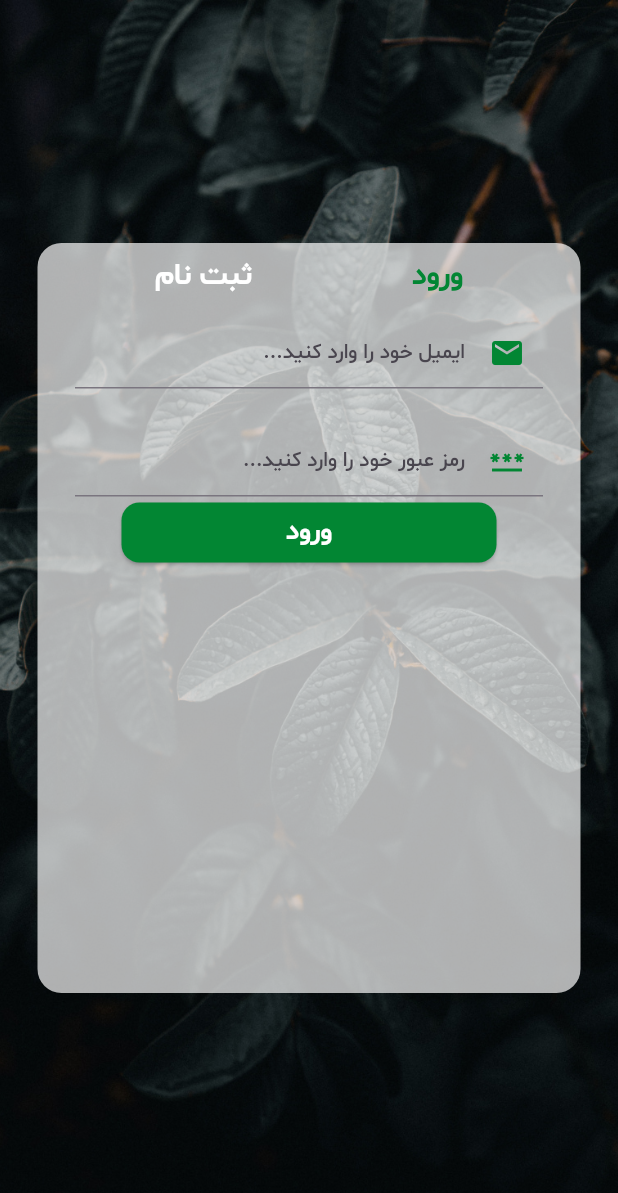
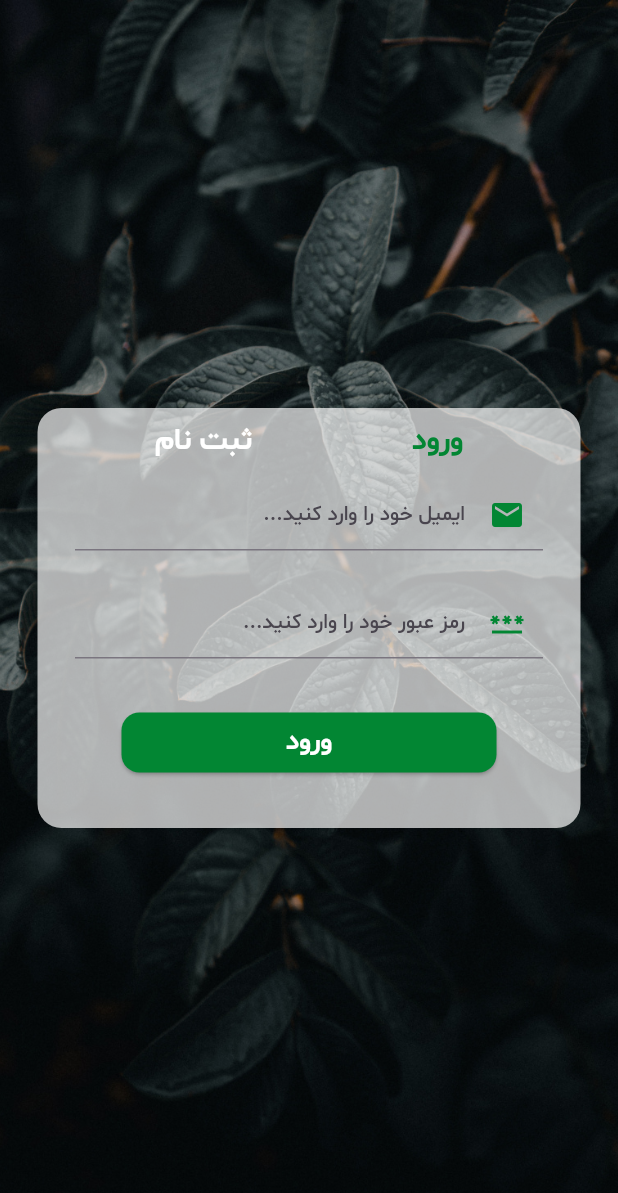
Before and after one commit to mohammad-dehghanifard/flutter_animated_plant_app, a Flutter app: the screen it shows after launch, after a tap on "ورود", on a phone screen of 412 x 824 dp. Shown: the top 1193 px of the screen. Run offline on Flutter 3.47's test engine with Material 3 defaults, Android fonts, the phone set to English and light mode, and no system bars.

Commit message:
completed auth page ui

```diff
--- a/lib/pages/auth_page.dart
+++ b/lib/pages/auth_page.dart
@@ -1,10 +1,18 @@
 import 'package:animated_plant_app/constants/app_colors.dart';
+import 'package:animated_plant_app/pages/home_page.dart';
 import 'package:animated_plant_app/widgets/custom_text_field_widget.dart';
+import 'package:flutter/cupertino.dart';
 import 'package:flutter/material.dart';
 
-class AuthPage extends StatelessWidget {
+class AuthPage extends StatefulWidget {
   const AuthPage({super.key});
 
+  @override
+  State<AuthPage> createState() => _AuthPageState();
+}
+
+class _AuthPageState extends State<AuthPage> {
+  AuthPageState state = AuthPageState.login;
   @override
   Widget build(BuildContext context) {
     return Scaffold(
@@ -22,9 +30,10 @@ class AuthPage extends StatelessWidget {
                 child: Column(
                   mainAxisSize: MainAxisSize.min,
                   children: [
-                    Container(
+                    AnimatedContainer(
+                      duration: const Duration(milliseconds: 500),
                       width: double.infinity,
-                      height: 500,
+                      height: state == AuthPageState.login? 280 : 450,
                       padding: const EdgeInsets.symmetric(horizontal: 25.0,vertical: 8.0),
                       decoration: BoxDecoration(
                         borderRadius: BorderRadius.circular(16),
@@ -36,32 +45,29 @@ class AuthPage extends StatelessWidget {
                           Row(
                             mainAxisAlignment: MainAxisAlignment.spaceAround,
                             children: [
-                              Text("ورود",style: TextStyle(fontSize: 20,fontWeight: FontWeight.bold,color: greenDarkText)),
-                              const Text("ثبت نام",style: TextStyle(fontSize: 20,fontWeight: FontWeight.bold,color: Colors.white)),
+                              GestureDetector(
+                                onTap: () {
+                                  setState(() {
+                                    state = AuthPageState.login;
+                                  });
+                                },
+                                  child: AnimatedDefaultTextStyle(style: TextStyle(fontFamily: 'shabnam',fontSize: 20,fontWeight: FontWeight.bold,color: state == AuthPageState.login ? greenDarkText : Colors.white), duration: const Duration(milliseconds: 500), child:  const Text("ورود"))),
+                              GestureDetector(
+                                onTap: () {
+                                  setState(() {
+                                    state = AuthPageState.register;
+                                  });
+                                },
+                                  child: AnimatedDefaultTextStyle(style: TextStyle(fontFamily: 'shabnam',fontSize: 20,fontWeight: FontWeight.bold,color: state == AuthPageState.register ? greenDarkText : Colors.white), duration: const Duration(milliseconds: 500), child:   const Text("ثبت نام"))),
                             ],
                           ),
                           const SizedBox(height: 12),
-                          Column(
-                            children: [
-                              const CustomTextField(hintText: "ایمیل خود را وارد کنید...",icon: Icons.email),
-                              const SizedBox(height: 24),
-                              const CustomTextField(hintText: "رمز عبور خود را وارد کنید...",icon: Icons.password),
-
-                              ElevatedButton(
-                                  onPressed: () {},
-                                  style: ButtonStyle(
-                                    minimumSize: const WidgetStatePropertyAll(Size(250,40)),
-                                    shape: WidgetStatePropertyAll(
-                                      RoundedRectangleBorder(
-                                        borderRadius: BorderRadius.circular(12),
-                                      ),
-                                    ),
-                                    backgroundColor: WidgetStatePropertyAll(greenDarkText)
-                                  ),
-                                  child: const Text("ورود",style: TextStyle(fontSize: 18,color: Colors.white,fontWeight: FontWeight.bold),),
-                              )
-                            ],
-                          )
+                          AnimatedCrossFade(
+                            firstChild: const LoginFormsWidget(),
+                            secondChild: const RegisterFormsWidget(),
+                            crossFadeState:  state == AuthPageState.login? CrossFadeState.showFirst : CrossFadeState.showSecond,
+                            duration: const Duration(milliseconds: 450),
+                            )
                         ],
                       ),
                     )
@@ -74,4 +80,94 @@ class AuthPage extends StatelessWidget {
       ),
     );
   }
+
+
+
+
 }
+
+class RegisterFormsWidget extends StatelessWidget {
+  const RegisterFormsWidget({
+    super.key,
+  });
+
+  @override
+  Widget build(BuildContext context) {
+    return Column(
+      children: [
+        const CustomTextField(
+            hintText: "نام کاربری خود را وارد کنید...", icon: Icons.person),
+        const SizedBox(height: 24),
+        const CustomTextField(
+            hintText: "ایمیل خود را وارد کنید...", icon: Icons.email),
+        const SizedBox(height: 24),
+        const CustomTextField(
+            hintText: "شماره تماس خود را وارد کنید...", icon: CupertinoIcons.device_phone_portrait),
+        const SizedBox(height: 24),
+        const CustomTextField(
+            hintText: "رمز عبور خود را وارد کنید...", icon: Icons.password),
+        const SizedBox(height: 32),
+
+        ElevatedButton(
+          onPressed: () {
+            Navigator.pushReplacement(context, MaterialPageRoute(builder: (context) => const HomePage(),));
+          },
+          style: ButtonStyle(
+              minimumSize: const WidgetStatePropertyAll(Size(250, 40)),
+              shape: WidgetStatePropertyAll(
+                RoundedRectangleBorder(
+                  borderRadius: BorderRadius.circular(12),
+                ),
+              ),
+              backgroundColor: WidgetStatePropertyAll(greenDarkText)),
+          child: const Text(
+            "ثبت نام",
+            style: TextStyle(
+                fontSize: 18, color: Colors.white, fontWeight: FontWeight.bold),
+          ),
+        )
+      ],
+    );
+  }
+}
+
+class LoginFormsWidget extends StatelessWidget {
+  const LoginFormsWidget({
+    super.key,
+  });
+
+  @override
+  Widget build(BuildContext context) {
+    return Column(
+      children: [
+        const CustomTextField(
+            hintText: "ایمیل خود را وارد کنید...", icon: Icons.email),
+        const SizedBox(height: 24),
+        const CustomTextField(
+            hintText: "رمز عبور خود را وارد کنید...", icon: Icons.password),
+        const SizedBox(height: 32),
+        ElevatedButton(
+          onPressed: () {
+            Navigator.pushReplacement(context, MaterialPageRoute(builder: (context) => const HomePage(),));
+          },
+          style: ButtonStyle(
+              minimumSize: const WidgetStatePropertyAll(Size(250, 40)),
+              shape: WidgetStatePropertyAll(
+                RoundedRectangleBorder(
+                  borderRadius: BorderRadius.circular(12),
+                ),
+              ),
+              backgroundColor: WidgetStatePropertyAll(greenDarkText)),
+          child: const Text(
+            "ورود",
+            style: TextStyle(
+                fontSize: 18, color: Colors.white, fontWeight: FontWeight.bold),
+          ),
+        )
+      ],
+    );
+  }
+}
+
+
+enum AuthPageState {login,register}
```
